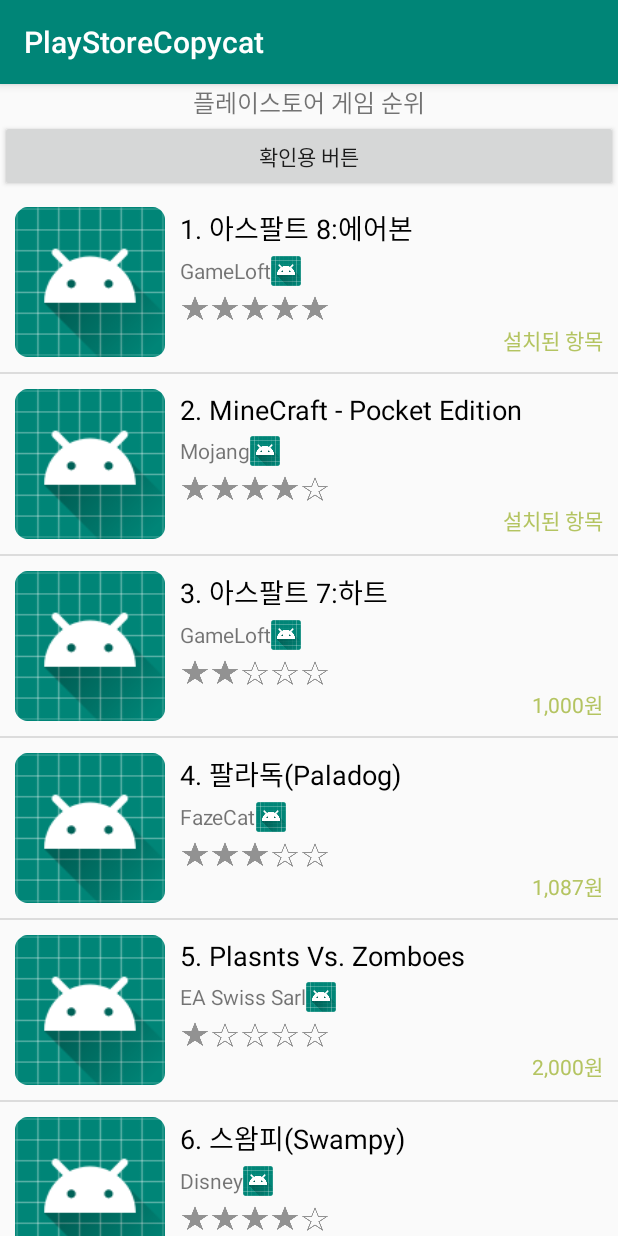
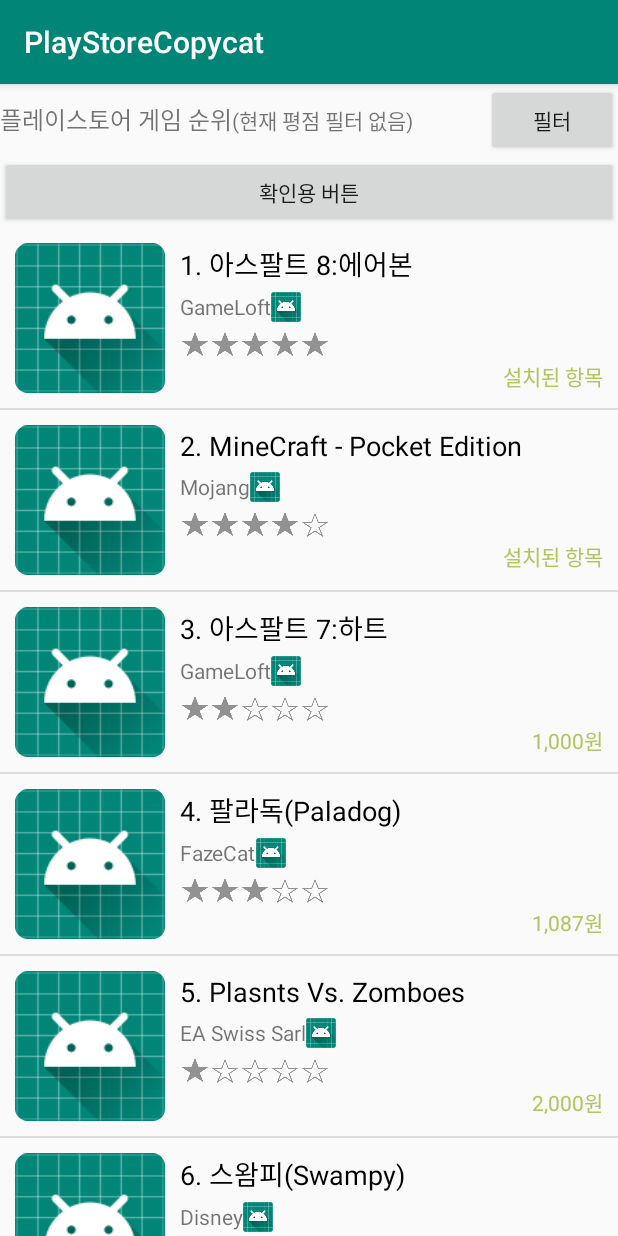
Before and after one commit to chaeakf/PlayStoreCopycat, an Android app: the screen it shows after launch (MainActivity), on a phone screen of 412 x 824 dp. Run offline under Robolectric (Android 15) with nearby library versions, the phone set to English and light mode, and no system bars; our stand-ins replace data binding.

Commit message:
필터 제작 화면 작업

```diff
--- a/app/src/main/AndroidManifest.xml
+++ b/app/src/main/AndroidManifest.xml
@@ -9,7 +9,8 @@
         android:roundIcon="@mipmap/ic_launcher_round"
         android:supportsRtl="true"
         android:theme="@style/AppTheme">
-        <activity android:name=".AppDetailActivity"></activity>
+        <activity android:name=".FilterActivity"></activity>
+        <activity android:name=".AppDetailActivity" />
         <activity android:name=".MainActivity">
             <intent-filter>
                 <action android:name="android.intent.action.MAIN" />
--- a/app/src/main/res/layout/activity_main.xml
+++ b/app/src/main/res/layout/activity_main.xml
@@ -7,14 +7,34 @@
         android:layout_height="match_parent"
         android:orientation="vertical"
         tools:context=".MainActivity">
-
-    <TextView
-        android:id="@+id/tilteTxt"
+    <LinearLayout
         android:layout_width="match_parent"
         android:layout_height="wrap_content"
-        android:textSize="16sp"
-        android:gravity="center"
-        android:text="플레이스토어 게임 순위"/>
+        android:orientation="horizontal">
+
+        <TextView
+            android:id="@+id/tilteTxt"
+            android:layout_width="wrap_content"
+            android:layout_height="wrap_content"
+            android:textSize="16sp"
+            android:gravity="center"
+            android:text="플레이스토어 게임 순위"/>
+
+        <TextView
+            android:layout_width="0dp"
+            android:layout_height="wrap_content"
+            android:layout_weight="1"
+            android:text="(현재 평점 필터 없음)"/>
+
+        <Button
+            android:id="@+id/filterBtn"
+            android:layout_width="wrap_content"
+            android:layout_height="wrap_content"
+            android:text="필터"/>
+
+
+   </LinearLayout>
+
 
         <Button
             android:id="@+id/okBtn"
```
Also changed, not shown: app/src/main/java/com/tj/playstorecopycat/FilterActivity.java (added, +13 -0 lines), app/src/main/res/layout/activity_filter.xml (added, +37 -0 lines).
